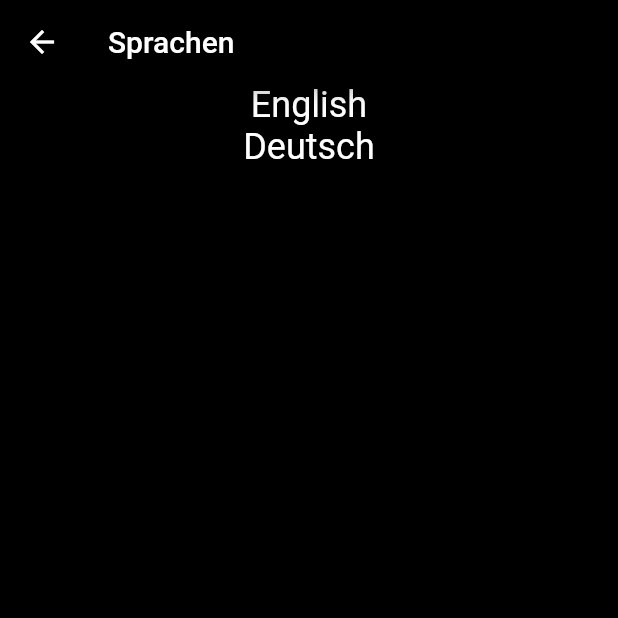
After one commit to JohannesF99/mobile_application_3, a Flutter app: the LanguageSelectScreen screen opened directly, on a phone screen of 412 x 824 dp, the top half of it. The commit adds this screen. Run offline on Flutter 3.47's test engine with Material 2 defaults, Android fonts, the phone set to English and light mode, and no system bars; our stand-ins replace flutter_countdown_timer, flutter_datetime_picker, shared_preferences; accounts and stored records are empty; generated files the repository leaves out were written again.

Commit message:
implemented a Drawer - added one element: language button - added language support via Drawer

```diff
--- a/l10n.yaml
+++ b/L10n.yaml
@@ -1,3 +1,3 @@
-arb-dir: lib/l10n
+arb-dir: lib/localization
 template-arb-file: app_en.arb
 output-localization-file: app_localizations.dart
--- a/lib/main.dart
+++ b/lib/main.dart
@@ -3,7 +3,7 @@ import 'package:flutter_localizations/flutter_localizations.dart';
 import 'package:mobile_application_3/screen/HomeScreen.dart';
 import 'package:mobile_application_3/screen/WelcomeScreen.dart';
 import 'package:mobile_application_3/util/SharedPrefs.dart';
-import 'l10n/l10n.dart';
+import 'localization/L10n.dart';
 import 'package:flutter_gen/gen_l10n/app_localizations.dart';
 
 Future<void> main() async {
@@ -13,14 +13,19 @@ Future<void> main() async {
   SharedPrefs.saveBool("firstRun", false);
 }
 
-class MyApp extends StatelessWidget {
-  MyApp({super.key, required this.isFirst});
+class MyApp extends StatefulWidget {
+  const MyApp({super.key, required this.isFirst});
   final bool isFirst;
-  Locale _locale =  Locale('en');
 
   @override
+  State<StatefulWidget> createState() => _MyApp();
+}
+
+class _MyApp extends State<MyApp>{
+
+  Locale _locale = Locale('en');
+  @override
   Widget build(BuildContext context) {
-
     return MaterialApp(
       title: 'Mobile Application 3',
       debugShowCheckedModeBanner: false,
@@ -33,7 +38,13 @@ class MyApp extends StatelessWidget {
         GlobalCupertinoLocalizations.delegate,
         GlobalWidgetsLocalizations.delegate,
       ],
-      home: isFirst ? const WelcomeScreen() : const HomeScreen(),
+      home: widget.isFirst ? const WelcomeScreen() : HomeScreen(
+        onLocalChange: (localFromHomescreen){
+          setState(() {
+            _locale = localFromHomescreen;
+          });
+        },
+      ),
     );
   }
 }
--- /dev/null
+++ b/lib/screen/LanguageSelect.dart
@@ -0,0 +1,41 @@
+import 'package:flutter/material.dart';
+
+class LanguageSelectScreen extends StatefulWidget{
+  @override
+  State<StatefulWidget> createState() => _LanguageSelectScreen();
+}
+
+class _LanguageSelectScreen extends State<LanguageSelectScreen> {
+  @override
+  Widget build(BuildContext context) {
+    return Scaffold(
+        backgroundColor: Colors.black,
+        appBar: AppBar(
+          title: const Text("Sprachen"),
+          backgroundColor: Colors.black,
+        ),
+        body: Center(
+          child: Column(
+            children: [
+              GestureDetector(
+                onTap: (){
+                  Navigator.pop(context, 'en');
+                },
+                child: const Text("English",
+                  style: TextStyle(fontSize: 24),
+              ),
+              ),
+              GestureDetector(
+                onTap: (){
+                  Navigator.pop(context, 'de');
+                },
+                child: const Text("Deutsch",
+                  style: TextStyle(fontSize: 24),
+                ),
+              ),
+            ],
+          ),
+        )
+    );
+  }
+}
--- a/lib/screen/WelcomeScreen.dart
+++ b/lib/screen/WelcomeScreen.dart
@@ -30,7 +30,8 @@ class _WelcomeScreen extends State<WelcomeScreen> {
             child: TextButton(
               child: const Text("Los geht's!"),
               onPressed: () => Navigator.pushReplacement(context,
-                  MaterialPageRoute(builder: (_) => const HomeScreen())
+                  MaterialPageRoute(builder: (_) => HomeScreen(
+                    onLocalChange: (localFromHomescreen) {}))
               ),
             ),
           ),
```
Also changed, not shown: lib/screen/HomeScreen.dart (+13 -5 lines), lib/localization/L10n.dart (renamed from lib/l10n/l10n.dart), lib/localization/app_de.arb (renamed from lib/l10n/app_de.arb), lib/localization/app_en.arb (renamed from lib/l10n/app_en.arb).
